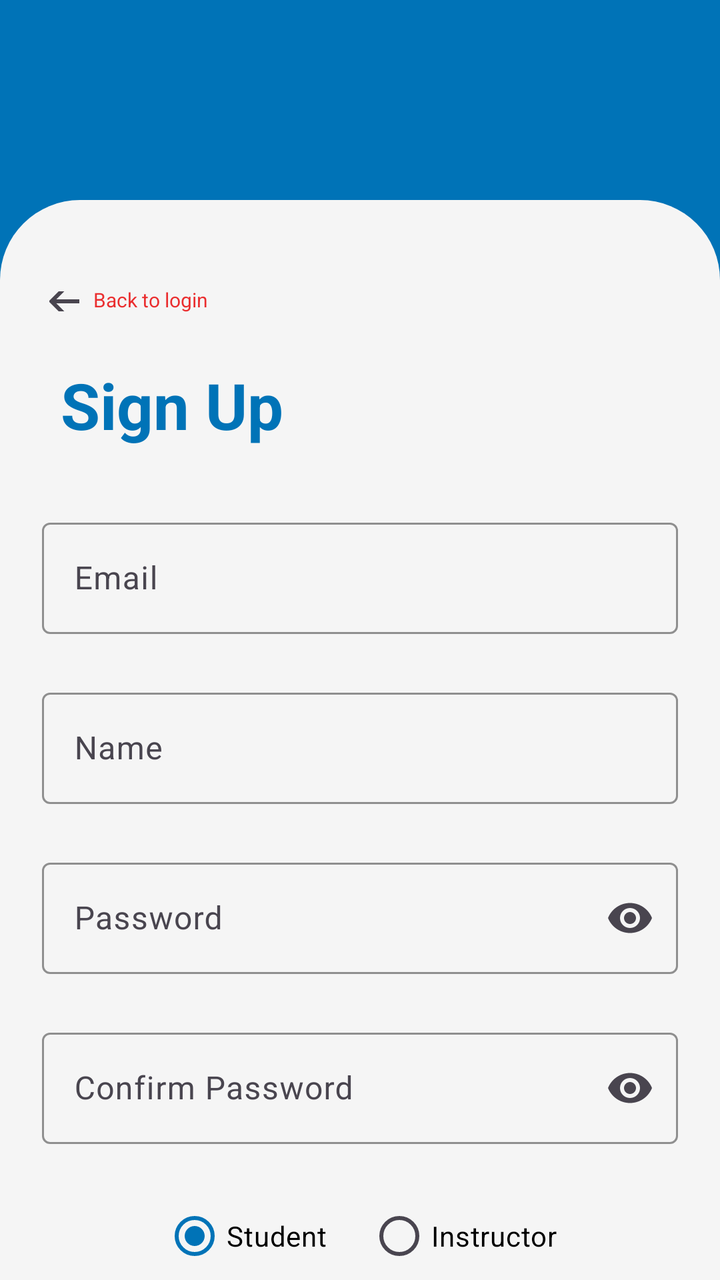
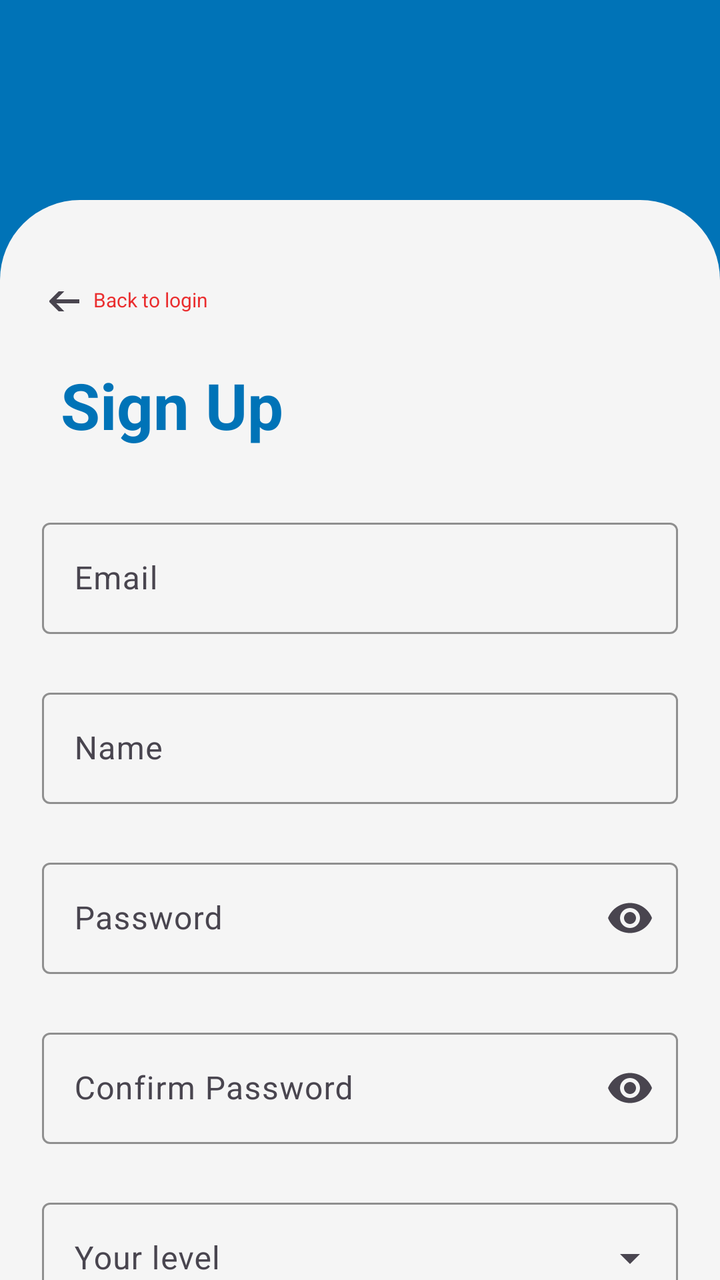

Two renders of the same Android screen: before a commit and after it. Below are the layout's source before the change and the commit's diff.
<!-- AndroidManifest.xml: application theme Theme.Upwork -->
<!-- res/layout/sign_up_layout.xml -->
<?xml version="1.0" encoding="utf-8"?>
<androidx.constraintlayout.widget.ConstraintLayout xmlns:android="http://schemas.android.com/apk/res/android"
    xmlns:tools="http://schemas.android.com/tools"
    android:layout_width="match_parent"
    android:layout_height="match_parent"
    xmlns:app="http://schemas.android.com/apk/res-auto"
    android:background="@color/brand_blue">

    <View
        android:id="@+id/backgroundPanel"
        android:layout_width="match_parent"
        android:layout_height="0dp"
        android:layout_marginTop="100dp"
        android:background="@drawable/shape"
        app:layout_constraintBottom_toBottomOf="parent"
        app:layout_constraintTop_toTopOf="parent"
        app:layout_constraintVertical_bias="1.0"
        tools:layout_editor_absoluteX="0dp" />

    <com.google.android.material.textfield.TextInputLayout
        android:id="@+id/emailInput"
        style="@style/Widget.Material3.TextInputLayout.OutlinedBox"
        android:layout_width="330dp"
        android:layout_height="wrap_content"
        android:layout_marginTop="250dp"
        android:hint="@string/email"
        android:padding="6dp"
        app:boxStrokeColor="@color/brand_blue"
        app:hintTextColor="@color/brand_blue"
        app:layout_constraintEnd_toEndOf="parent"
        app:layout_constraintStart_toStartOf="parent"
        app:layout_constraintTop_toTopOf="parent">

        <com.google.android.material.textfield.TextInputEditText
            android:layout_width="match_parent"
            android:layout_height="wrap_content"
            android:textColor="@color/black"
            android:textColorHint="#757575" />


    </com.google.android.material.textfield.TextInputLayout>

    <com.google.android.material.textfield.TextInputLayout
        android:id="@+id/passwordInput"
        style="@style/Widget.Material3.TextInputLayout.OutlinedBox"
        android:layout_width="330dp"
        android:layout_height="wrap_content"
        android:layout_marginTop="12dp"
        android:hint="@string/password"
        android:padding="6dp"
        app:boxStrokeColor="@color/brand_blue"
        app:endIconMode="password_toggle"
        app:hintTextColor="@color/brand_blue"
        app:layout_constraintEnd_toEndOf="parent"
        app:layout_constraintStart_toStartOf="parent"
        app:layout_constraintTop_toBottomOf="@+id/nameInput">

        <com.google.android.material.textfield.TextInputEditText
            android:layout_width="match_parent"
            android:layout_height="wrap_content"
            android:inputType="textPassword"
            android:textColor="@color/black"
            android:textColorHint="@color/black" />

    </com.google.android.material.textfield.TextInputLayout>

    <com.google.android.material.textfield.TextInputLayout
        android:id="@+id/confirmPassInput"
        style="@style/Widget.Material3.TextInputLayout.OutlinedBox"
        android:layout_width="330dp"
        android:layout_height="wrap_content"
        android:layout_marginTop="12dp"
        android:hint="@string/conf_password"
        android:padding="6dp"
        app:boxStrokeColor="@color/brand_blue"
        app:endIconMode="password_toggle"
        app:hintTextColor="@color/brand_blue"
        app:layout_constraintEnd_toEndOf="parent"
        app:layout_constraintStart_toStartOf="parent"
        app:layout_constraintTop_toBottomOf="@+id/passwordInput">

        <com.google.android.material.textfield.TextInputEditText
            android:layout_width="match_parent"
            android:layout_height="wrap_content"
            android:inputType="textPassword"
            android:textColor="@color/black"
            android:textColorHint="@color/black" />

    </com.google.android.material.textfield.TextInputLayout>

    <com.google.android.material.textfield.TextInputLayout
        android:id="@+id/nameInput"
        style="@style/Widget.Material3.TextInputLayout.OutlinedBox"
        android:layout_width="330dp"
        android:layout_height="wrap_content"
        android:layout_marginTop="12dp"
        android:hint="@string/name"
        android:padding="6dp"
        app:boxStrokeColor="@color/brand_blue"
        app:hintTextColor="@color/brand_blue"
        app:layout_constraintEnd_toEndOf="parent"
        app:layout_constraintStart_toStartOf="parent"
        app:layout_constraintTop_toBottomOf="@+id/emailInput">

        <com.google.android.material.textfield.TextInputEditText
            android:layout_width="match_parent"
            android:layout_height="wrap_content"
            android:textColor="@color/black"
            android:textColorHint="@color/black" />

    </com.google.android.material.textfield.TextInputLayout>

    <RadioGroup
        android:id="@+id/roleRadioGroup"
        android:layout_width="wrap_content"
        android:layout_height="wrap_content"
        android:layout_marginTop="16dp"
        android:orientation="horizontal"
        app:layout_constraintEnd_toEndOf="parent"
        app:layout_constraintStart_toStartOf="parent"
        app:layout_constraintTop_toBottomOf="@+id/confirmPassInput">

        <RadioButton
            android:id="@+id/studentRadio"
            android:layout_width="wrap_content"
            android:layout_height="wrap_content"
            android:layout_marginEnd="20dp"
            android:checked="true"
            android:text="Student"
            android:textColor="@color/black" />

        <RadioButton
            android:id="@+id/instructorRadio"
            android:layout_width="wrap_content"
            android:layout_height="wrap_content"
            android:text="Instructor"
            android:textColor="@color/black" />
    </RadioGroup>

    <Button
        android:id="@+id/signUpBtn"
        android:layout_width="320dp"
        android:layout_height="60dp"
        android:layout_marginTop="16dp"
        android:text="@string/sign_up"
        android:textColor="@color/white"
        style="@style/btnStyle"
        app:backgroundTint="@color/brand_blue"
        android:padding="8dp"
        app:layout_constraintEnd_toEndOf="parent"
        app:layout_constraintStart_toStartOf="parent"
        app:layout_constraintTop_toBottomOf="@+id/roleRadioGroup" />

    <TextView
        android:id="@+id/textView"
        style="@style/headerStyle"
        android:layout_width="wrap_content"
        android:layout_height="wrap_content"
        android:layout_marginBottom="26dp"
        android:text="@string/sign_up"
        android:textColor="@color/brand_blue"
        app:layout_constraintBottom_toTopOf="@+id/emailInput"
        app:layout_constraintEnd_toEndOf="parent"
        app:layout_constraintHorizontal_bias="0.122"
        app:layout_constraintStart_toStartOf="parent" />

    <ImageButton
        android:id="@+id/backToLogin"
        android:layout_width="15dp"
        android:layout_height="10dp"
        android:layout_marginStart="30dp"
        android:layout_marginTop="120dp"
        android:layout_marginEnd="326dp"
        android:outlineSpotShadowColor="@color/brand_red"
        app:layout_constraintBottom_toTopOf="@+id/textView"
        app:layout_constraintEnd_toEndOf="parent"
        app:layout_constraintStart_toStartOf="parent"
        app:layout_constraintTop_toTopOf="parent"
        app:srcCompat="@drawable/outline_arrow_back_24" />

    <TextView
        android:id="@+id/textView5"
        android:layout_width="wrap_content"
        android:layout_height="wrap_content"
        android:layout_marginTop="20dp"
        android:text="@string/back_to_login"
        android:textColor="@color/brand_red"
        android:textSize="10dp"
        app:layout_constraintBottom_toTopOf="@+id/textView"
        app:layout_constraintEnd_toEndOf="parent"
        app:layout_constraintHorizontal_bias="0.027"
        app:layout_constraintStart_toEndOf="@+id/backToLogin"
        app:layout_constraintTop_toTopOf="@+id/backgroundPanel"
        app:layout_constraintVertical_bias="0.484" />

</androidx.constraintlayout.widget.ConstraintLayout>
<!-- resources referenced by this layout -->
<resources>
  <color name="black">#FF000000</color>
  <color name="brand_blue">#0073B7</color>
  <color name="brand_red">#EA2D2E</color>
  <color name="white">#FFFFFFFF</color>
  <!-- drawable outline_arrow_back_24 (drawable) -->
  <vector xmlns:android="http://schemas.android.com/apk/res/android"
      android:width="24dp"
      android:height="24dp"
      android:viewportWidth="24"
      android:viewportHeight="24"
      android:tint="?attr/colorControlNormal">
    <path
        android:fillColor="@color/brand_blue"
        android:pathData="M20,11H7.83l5.59,-5.59L12,4l-8,8 8,8 1.41,-1.41L7.83,13H20v-2z"/>
  </vector>
  <!-- drawable shape (drawable) -->
  <?xml version="1.0" encoding="utf-8"?>
  <shape xmlns:android="http://schemas.android.com/apk/res/android"
      android:shape="rectangle">
      <solid android:color="#F5F5F5" />
      <corners
          android:topLeftRadius="40dp"
          android:topRightRadius="40dp" />
  </shape>
  <string name="back_to_login">Back to login</string>
  <string name="conf_password">Confirm Password</string>
  <string name="email">Email</string>
  <string name="name">Name</string>
  <string name="password">Password</string>
  <string name="sign_up">Sign Up</string>
  <style name="btnStyle">
          <item name="android:textSize">19sp</item>
  
      </style>
  <style name="headerStyle">
          <item name="android:textSize">32sp</item>
          <item name="android:textStyle">bold</item>
      </style>
  <style name="Theme.Upwork" parent="Base.Theme.Upwork" />
  <style name="Base.Theme.Upwork" parent="Theme.Material3.DayNight.NoActionBar">
          
          
          <item name="colorPrimary">@color/brand_blue</item>
          <item name="colorSecondary">@color/brand_red</item>
      </style>
</resources>

<!-- the commit's change to res/layout/sign_up_layout.xml (unified diff, before → after) -->
@@ -110,32 +110,28 @@
 
     </com.google.android.material.textfield.TextInputLayout>
 
-    <RadioGroup
-        android:id="@+id/roleRadioGroup"
-        android:layout_width="wrap_content"
+    <com.google.android.material.textfield.TextInputLayout
+        android:id="@+id/studentLevel"
+        style="@style/Widget.Material3.TextInputLayout.OutlinedBox.ExposedDropdownMenu"
+        android:layout_width="330dp"
         android:layout_height="wrap_content"
-        android:layout_marginTop="16dp"
-        android:orientation="horizontal"
+        android:layout_marginTop="12dp"
+        android:hint="@string/student_level"
+        android:padding="6dp"
+        app:boxStrokeColor="@color/brand_blue"
+        app:hintTextColor="@color/brand_blue"
         app:layout_constraintEnd_toEndOf="parent"
         app:layout_constraintStart_toStartOf="parent"
-        app:layout_constraintTop_toBottomOf="@+id/confirmPassInput">
+        app:layout_constraintTop_toBottomOf="@id/confirmPassInput">
 
-        <RadioButton
-            android:id="@+id/studentRadio"
-            android:layout_width="wrap_content"
+        <AutoCompleteTextView
+            android:layout_width="match_parent"
             android:layout_height="wrap_content"
-            android:layout_marginEnd="20dp"
-            android:checked="true"
-            android:text="Student"
-            android:textColor="@color/black" />
+            android:inputType="none"
+            android:textColor="@color/black"
+            android:textColorHint="#757575" />
+    </com.google.android.material.textfield.TextInputLayout>
 
-        <RadioButton
-            android:id="@+id/instructorRadio"
-            android:layout_width="wrap_content"
-            android:layout_height="wrap_content"
-            android:text="Instructor"
-            android:textColor="@color/black" />
-    </RadioGroup>
 
     <Button
         android:id="@+id/signUpBtn"
@@ -149,7 +145,7 @@
         android:padding="8dp"
         app:layout_constraintEnd_toEndOf="parent"
         app:layout_constraintStart_toStartOf="parent"
-        app:layout_constraintTop_toBottomOf="@+id/roleRadioGroup" />
+        app:layout_constraintTop_toBottomOf="@+id/studentLevel" />
 
     <TextView
         android:id="@+id/textView"
<!-- resource entries referenced after the edit -->
@@ -30,6 +30,7 @@
   <string name="name">Name</string>
   <string name="password">Password</string>
   <string name="sign_up">Sign Up</string>
+  <string name="student_level">Your level</string>
   <style name="btnStyle">
           <item name="android:textSize">19sp</item>
   
